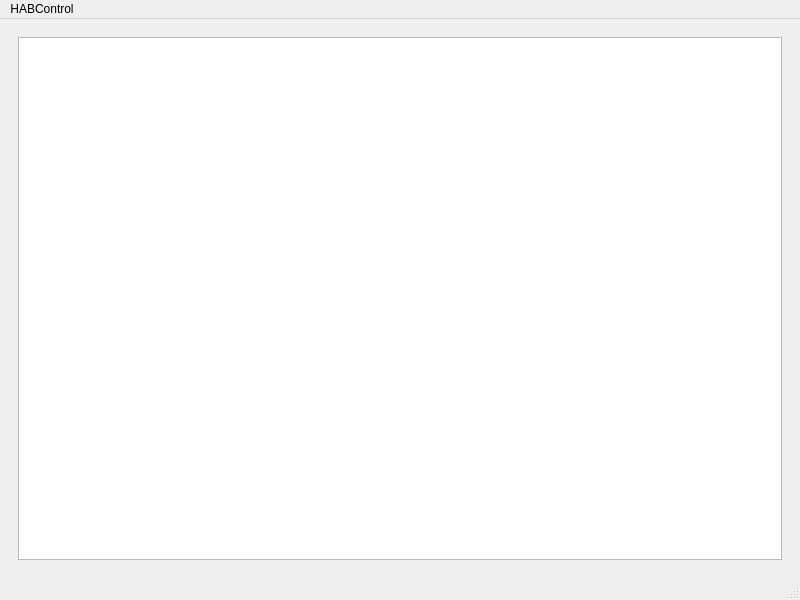
Qt form Computer Software/HABControl.ui (rdaruwala/HABControl) before a commit.
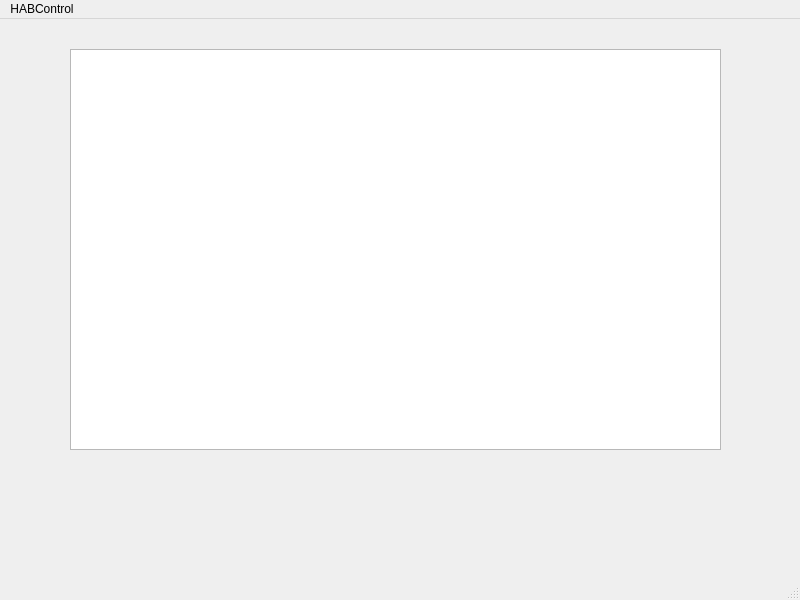
The same form after that commit.

Diff of the .ui file:
```diff
--- a/Computer Software/HABControl.ui
+++ b/Computer Software/HABControl.ui
@@ -14,21 +14,19 @@
    <string>MainWindow</string>
   </property>
   <widget class="QWidget" name="centralwidget">
-   <layout class="QVBoxLayout" name="verticalLayout">
-    <item>
-     <layout class="QGridLayout" name="gridLayout">
-      <item row="0" column="0">
-       <widget class="QWidget" name="widget" native="true">
-        <layout class="QGridLayout" name="gridLayout_2">
-         <item row="0" column="0">
-          <widget class="QGraphicsView" name="graphicsView"/>
-         </item>
-        </layout>
-       </widget>
-      </item>
-     </layout>
-    </item>
-   </layout>
+   <widget class="QGraphicsView" name="mapView">
+    <property name="geometry">
+     <rect>
+      <x>70</x>
+      <y>30</y>
+      <width>651</width>
+      <height>401</height>
+     </rect>
+    </property>
+    <property name="autoFillBackground">
+     <bool>false</bool>
+    </property>
+   </widget>
   </widget>
   <widget class="QMenuBar" name="menubar">
    <property name="geometry">
```
